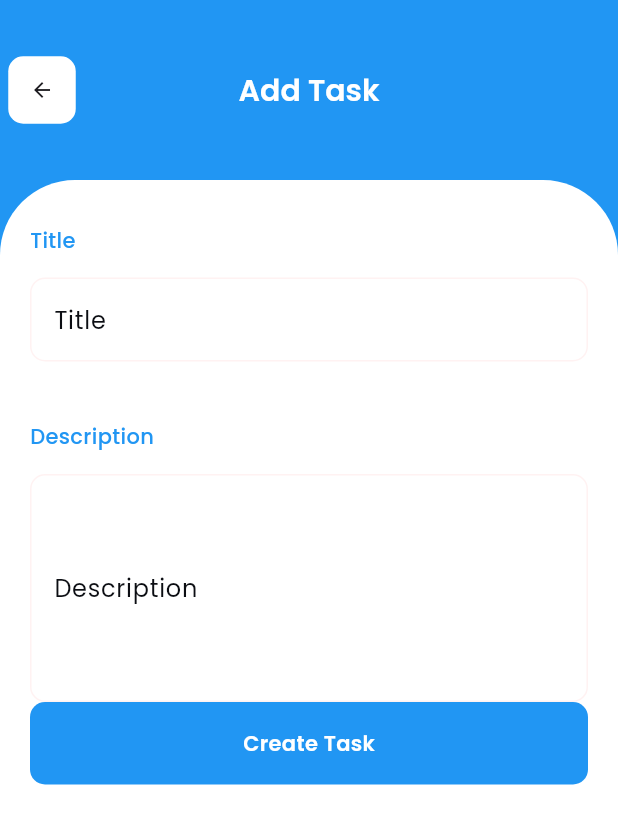
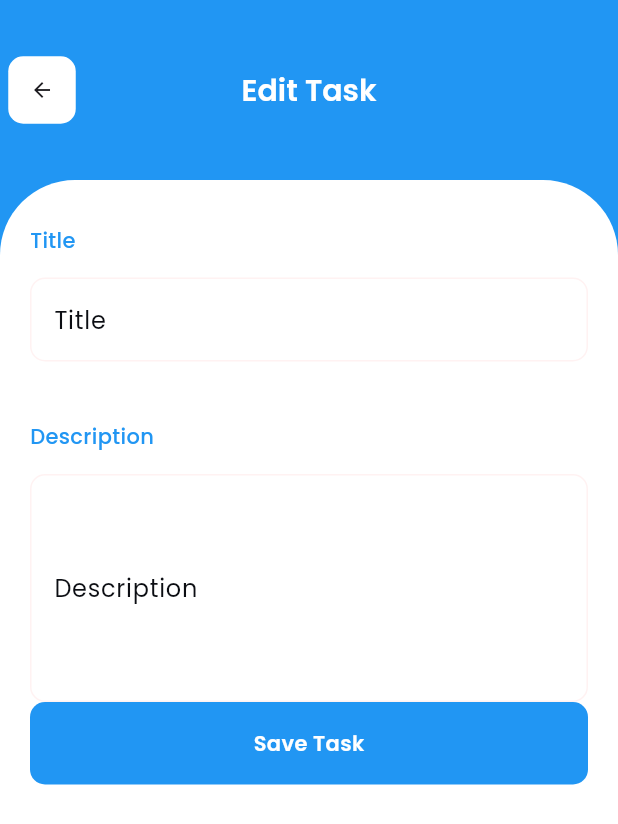
Before and after one commit to Avizz220/Flutter-Mobile-App, a Flutter app: the screen it shows after launch, on a phone screen of 412 x 824 dp. Shown: the top 824 px of the screen. Run offline on Flutter 3.47's test engine with Material 3 defaults, Android fonts, the phone set to English and light mode, and no system bars; our stand-ins replace lottie.

Commit message:
Edit task screen created

```diff
--- a/mytodoapp_frontend/lib/contants/colors.dart
+++ b/mytodoapp_frontend/lib/contants/colors.dart
@@ -7,5 +7,5 @@ class AppColor {
   static const Color labletextcolor = Color.fromRGBO(1, 143, 148, 154);
   static const Color loginanimationcolour = Color.fromARGB(255, 243, 246, 248);
   static const Color textfieldbordercolor = Color.fromRGBO(255, 242, 242, 242);
-   static const Color progressbgcolor = Color.fromRGBO(0, 71, 151, 1);
+  static const Color progressbgcolor = Color.fromRGBO(0, 71, 151, 1);
 }
--- /dev/null
+++ b/mytodoapp_frontend/lib/features/todo/ui/edittask.dart
@@ -0,0 +1,160 @@
+import 'package:flutter/material.dart';
+import 'package:mytodoapp_frontend/contants/colors.dart';
+
+class EditTask extends StatefulWidget {
+  const EditTask({super.key});
+
+  @override
+  State<EditTask> createState() => _EditTaskState();
+}
+
+class _EditTaskState extends State<EditTask> {
+  TextEditingController titlecontroller = TextEditingController();
+  TextEditingController descriptioncontroller =
+      TextEditingController();
+
+  @override
+  Widget build(BuildContext context) {
+     double screenwidth = MediaQuery.of(context).size.width;
+    double screenheight = MediaQuery.of(context).size.height;
+    return Scaffold(
+      backgroundColor: AppColor.accentColor,
+      appBar: AppBar(
+        centerTitle: true, //This is how we can cnter the title
+        toolbarHeight:
+            120, //This is the way that we can give height for the appbar
+        backgroundColor:
+            AppColor
+                .accentColor, //We can also give the background colour for this
+        title: Text(
+          "Edit Task",
+          style: TextStyle(
+            fontWeight: FontWeight.w600,
+            fontSize: 20,
+            fontFamily: "Poppins",
+            color: Colors.white,
+          ),
+        ),
+        leading: Column(
+          mainAxisAlignment: MainAxisAlignment.center,
+          children: [
+            Container(
+              height: 45,
+              width: 45,
+              decoration: BoxDecoration(
+                color: Colors.white,
+                borderRadius: BorderRadius.circular(10),
+              ),
+              child: Center(child: Icon(Icons.arrow_back, size: 16)),
+            ),
+          ],
+        ),
+      ),
+      body: Container(
+        padding: EdgeInsets.symmetric(horizontal: 20, vertical: 30),
+        width: screenwidth,
+        height: screenheight - 120,
+        decoration: BoxDecoration(
+          //This is how we decorate our container using decoration
+          borderRadius: BorderRadius.only(
+            topLeft: Radius.circular(50),
+            topRight: Radius.circular(50),
+          ),
+          color: Colors.white,
+        ),
+        child: Column(
+          crossAxisAlignment: CrossAxisAlignment.start,
+          children: [
+            Text(
+              "Title",
+              style: TextStyle(
+                fontWeight: FontWeight.w500,
+                fontSize: 14,
+                fontFamily: "Poppins",
+                color: AppColor.accentColor,
+              ),
+            ),
+            SizedBox(height: 15),
+            TextField(
+              controller: titlecontroller,
+              decoration: InputDecoration(
+                filled: true,
+                fillColor: Colors.white,
+                enabledBorder: OutlineInputBorder(
+                  borderRadius: BorderRadius.circular(10),
+                  borderSide: BorderSide(color: AppColor.textfieldbordercolor),
+                ),
+                focusedBorder: OutlineInputBorder(
+                  borderRadius: BorderRadius.circular(10),
+                  borderSide: BorderSide(color: AppColor.textfieldbordercolor),
+                ),
+                label: Text(
+                  "Title",
+                  style: TextStyle(
+                    color: AppColor.fontcolor,
+                    fontFamily: 'Poppins',
+                  ),
+                ),
+              ),
+            ),
+            SizedBox(height: 40),
+            Text(
+              "Description",
+              style: TextStyle(
+                fontWeight: FontWeight.w500,
+                fontSize: 14,
+                fontFamily: "Poppins",
+                color: AppColor.accentColor,
+              ),
+            ),
+            SizedBox(height: 15),
+            TextField(
+              minLines: 5,
+              maxLines: 8,
+              //This is how we increase and decrease the size of the textfield
+              controller: titlecontroller,
+              decoration: InputDecoration(
+                filled: true,
+                fillColor: Colors.white,
+                enabledBorder: OutlineInputBorder(
+                  borderRadius: BorderRadius.circular(10),
+                  borderSide: BorderSide(color: AppColor.textfieldbordercolor),
+                ),
+                focusedBorder: OutlineInputBorder(
+                  borderRadius: BorderRadius.circular(10),
+                  borderSide: BorderSide(color: AppColor.textfieldbordercolor),
+                ),
+                label: Text(
+                  "Description",
+                  style: TextStyle(
+                    color: AppColor.fontcolor,
+                    fontFamily: 'Poppins',
+                  ),
+                ),
+              ),
+            ),
+            Container(
+              width: screenwidth,
+              height: 55,
+              decoration: BoxDecoration(
+                color: AppColor.accentColor,
+                borderRadius: BorderRadius.circular(10),
+              ),
+              child: Center(
+                child: Text(
+                  'Save Task',
+                  style: TextStyle(
+                    fontFamily: "Poppins",
+                    color: Colors.white,
+                    fontWeight: FontWeight.w600,
+                  ),
+                ),
+              ),
+            ),
+          ],
+        ),
+      ),
+
+    );
+  }
+}
--- a/mytodoapp_frontend/lib/main.dart
+++ b/mytodoapp_frontend/lib/main.dart
@@ -1,5 +1,6 @@
 import 'package:flutter/material.dart';
 import 'package:mytodoapp_frontend/features/todo/ui/addtask.dart';
+import 'package:mytodoapp_frontend/features/todo/ui/edittask.dart';
 
 void main() {
   runApp(const MyApp());
@@ -32,8 +33,7 @@ class MyApp extends StatelessWidget {
         // tested with just a hot reload.
         colorScheme: ColorScheme.fromSeed(seedColor: Colors.deepPurple),
       ),
-      home: Addtask(),
+      home: EditTask(),
     );
   }
-
 }
```
Also changed, not shown: mytodoapp_frontend/lib/features/authintication/ui/login.dart (+21 -19 lines), mytodoapp_frontend/lib/splash_page.dart (+12 -9 lines).
